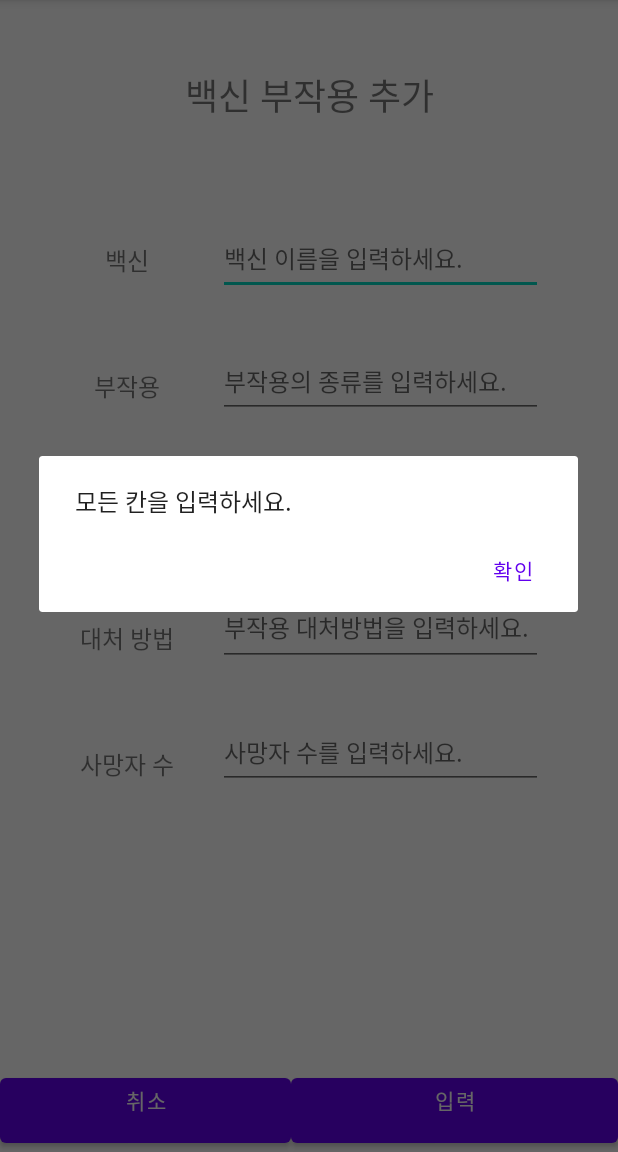
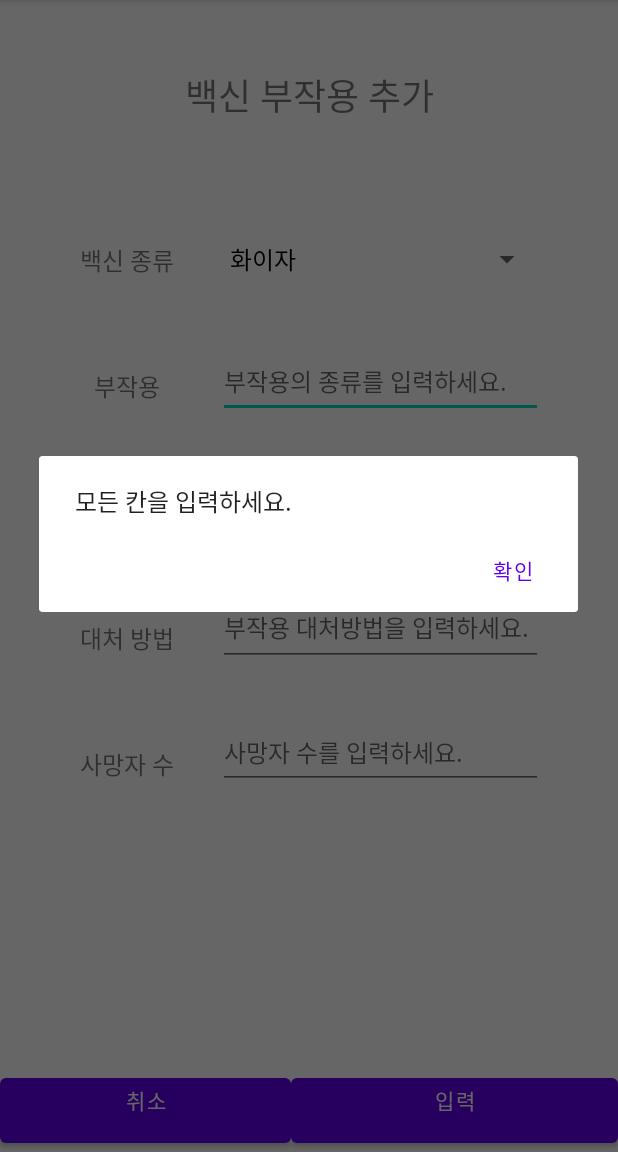
Before and after one commit to yoo0221/CIMS, an Android app: the AddSideEffectActivity screen opened directly, with no data from a screen before it, after a tap on "입력", on a phone screen of 412 x 824 dp, the part 84-1236 px from its top. Run offline under Robolectric (Android 15) with nearby library versions, the phone set to English and light mode, and no system bars.

```diff
--- a/app/src/main/java/com/example/cims/HCI_layer/InformationManagement_UI/AddSideEffectActivity.java
+++ b/app/src/main/java/com/example/cims/HCI_layer/InformationManagement_UI/AddSideEffectActivity.java
@@ -4,18 +4,23 @@ import com.example.cims.R;
 
 import androidx.appcompat.app.AlertDialog;
 import androidx.appcompat.app.AppCompatActivity;
+import androidx.core.app.NotificationCompat;
 
 import android.content.DialogInterface;
 import android.content.Intent;
 import android.os.Bundle;
 import android.view.View;
+import android.widget.AdapterView;
+import android.widget.ArrayAdapter;
 import android.widget.EditText;
 import android.widget.Button;
+import android.widget.Spinner;
 import android.widget.Toast;
 
 public class AddSideEffectActivity extends AppCompatActivity {
 
-    private EditText vaccineNameInput, sideEffectInput, occurProbabilityInput, treatmentInput, deadInput;
+    private Spinner vaccineNameInput;
+    private EditText sideEffectInput, occurProbabilityInput, treatmentInput, deadInput;
     private Button cancel_btn, add_btn;
     private AlertDialog dialog;
 
@@ -25,11 +30,19 @@ public class AddSideEffectActivity extends AppCompatActivity {
         setContentView(R.layout.activity_add_side_effect);
 
         //아이디 값 찾아주기
-        vaccineNameInput = (EditText) findViewById(R.id.vaccineNameInput);
+        vaccineNameInput = (Spinner) findViewById(R.id.vaccineNameInput);
         sideEffectInput = (EditText) findViewById(R.id.sideEffectInput);
         occurProbabilityInput= (EditText) findViewById(R.id.occurProbabilityInput);
         treatmentInput = (EditText) findViewById(R.id.treatmentInput);
         deadInput = (EditText) findViewById(R.id.deadInput);
+
+        //Spinner 설정
+        String[] vaccines = {"화이자", "모더나", "얀센", "아스트라제네카"};
+        ArrayAdapter<String> adapter = new ArrayAdapter<String>(this,
+                android.R.layout.simple_spinner_dropdown_item,
+                vaccines);
+        vaccineNameInput.setAdapter(adapter);
+        vaccineNameInput.setSelection(0);
 
         //입력 버튼 클릭 시 수행
         add_btn = findViewById(R.id.add_btn);
@@ -37,7 +50,7 @@ public class AddSideEffectActivity extends AppCompatActivity {
             @Override
             public void onClick(View view){
                 //각 EditText에 현재 입력되어 있는 값 가져오기
-                String vaccineName = vaccineNameInput.getText().toString();
+                String vaccineName = vaccineNameInput.getSelectedItem().toString();
                 String sideEffect = sideEffectInput.getText().toString();
                 String occurProbability = occurProbabilityInput.getText().toString();
                 String treatment = treatmentInput.getText().toString();
@@ -69,6 +82,17 @@ public class AddSideEffectActivity extends AppCompatActivity {
                              }
                              DB 입력 실패시에도 똑같이 정보관리화면 돌아갈거면 if문에는 toast만 넣어도 될 듯
                              */
+                            /*
+                            //알림 생성
+                            String notificationTitle = "신규 정보 업데이트";
+                            String notificationContent = "백신 부작용 정보가 업데이트되었습니다.";
+                            NotificationCompat.Builder mBuilder = new NotificationCompat.Builder(AddSideEffectActivity.this, CHANNEL_ID)
+                                    .setSmallIcon(R.drawable.ic_baseline_notifications_24)
+                                    .setContentTitle(notificationTitle)
+                                    .setContentText(notificationContent)
+                                    .setPriority(NotificationCompat.PRIORITY_DEFAULT);
+                            */
+
 
                         }
                     });
--- a/app/src/main/java/com/example/cims/HCI_layer/InformationManagement_UI/ManageInfoActivity.java
+++ b/app/src/main/java/com/example/cims/HCI_layer/InformationManagement_UI/ManageInfoActivity.java
@@ -2,7 +2,10 @@ package com.example.cims.HCI_layer.InformationManagement_UI;
 
 import androidx.appcompat.app.AppCompatActivity;
 
+import android.app.NotificationChannel;
+import android.app.NotificationManager;
 import android.content.Intent;
+import android.os.Build;
 import android.os.Bundle;
 import android.view.View;
 import android.widget.Button;
@@ -10,6 +13,19 @@ import android.widget.Button;
 import com.example.cims.R;
 
 public class ManageInfoActivity extends AppCompatActivity {
+
+    private void createNotificationChannel() {
+        if (Build.VERSION.SDK_INT >= Build.VERSION_CODES.O){
+            CharSequence name = "Notification";
+            String description = "This is Notification Channel";
+            int importance = NotificationManager.IMPORTANCE_DEFAULT;
+            NotificationChannel channel = new NotificationChannel("CHANNEL_ID", name, importance);
+            channel.setDescription(description);
+
+            NotificationManager notificationManager = getSystemService(NotificationManager.class);
+            notificationManager.createNotificationChannel(channel);
+        }
+    }
 
     @Override
     protected void onCreate(Bundle savedInstanceState) {
--- a/app/src/main/res/layout/activity_add_side_effect.xml
+++ b/app/src/main/res/layout/activity_add_side_effect.xml
@@ -87,7 +87,7 @@
         app:layout_constraintStart_toStartOf="parent"
         app:layout_constraintTop_toBottomOf="@+id/treatmentText" />
 
-    <EditText
+    <Spinner
         android:id="@+id/vaccineNameInput"
         android:layout_width="0dp"
         android:layout_height="48dp"
@@ -97,9 +97,7 @@
         android:layout_marginLeft="25dp"
         android:layout_marginRight="50dp"
         android:ems="10"
-        android:hint="@string/vaccineNameInputHint"
-        android:inputType="text"
-        android:textSize="16sp"
+        android:spinnerMode="dropdown"
         app:layout_constraintEnd_toEndOf="parent"
         app:layout_constraintHorizontal_bias="0.0"
         app:layout_constraintStart_toEndOf="@+id/vaccineNameText"
--- a/app/src/main/res/values/strings.xml
+++ b/app/src/main/res/values/strings.xml
@@ -11,7 +11,7 @@
 
 
     <string name="addSideEffectTitle">백신 부작용 추가</string>
-    <string name="vaccineNameText">백신</string>
+    <string name="vaccineNameText">백신 종류</string>
     <string name="sideEffectText">부작용</string>
     <string name="occurProbabilityText">발현 확률</string>
     <string name="treatmentText">대처 방법</string>
```
